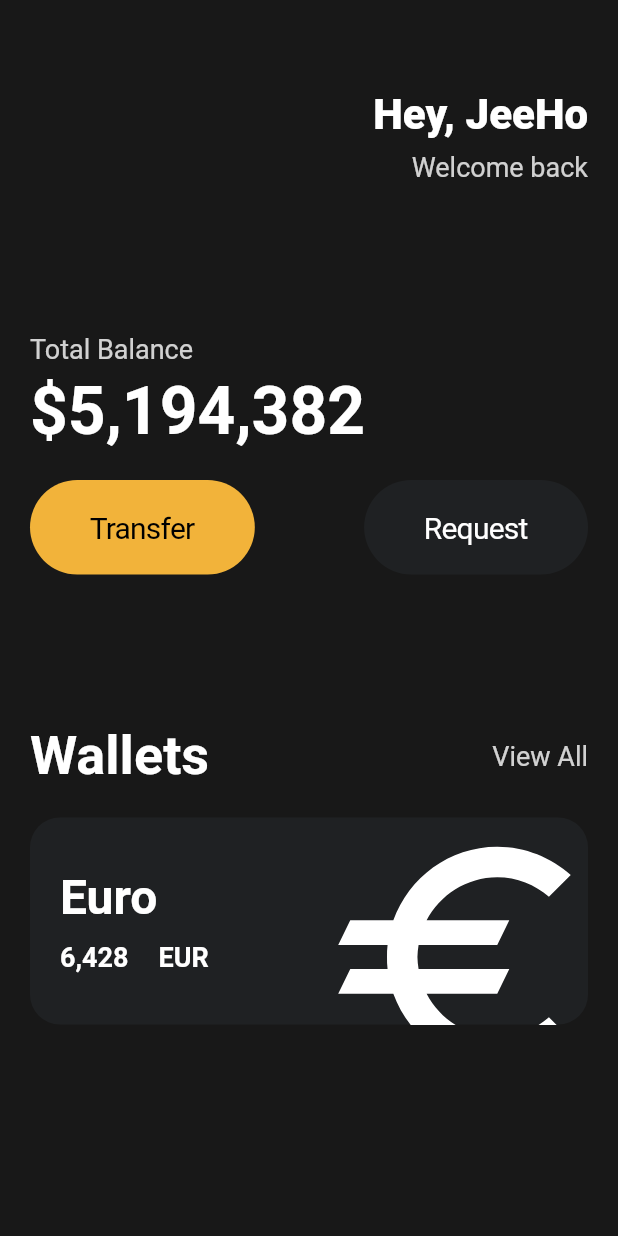
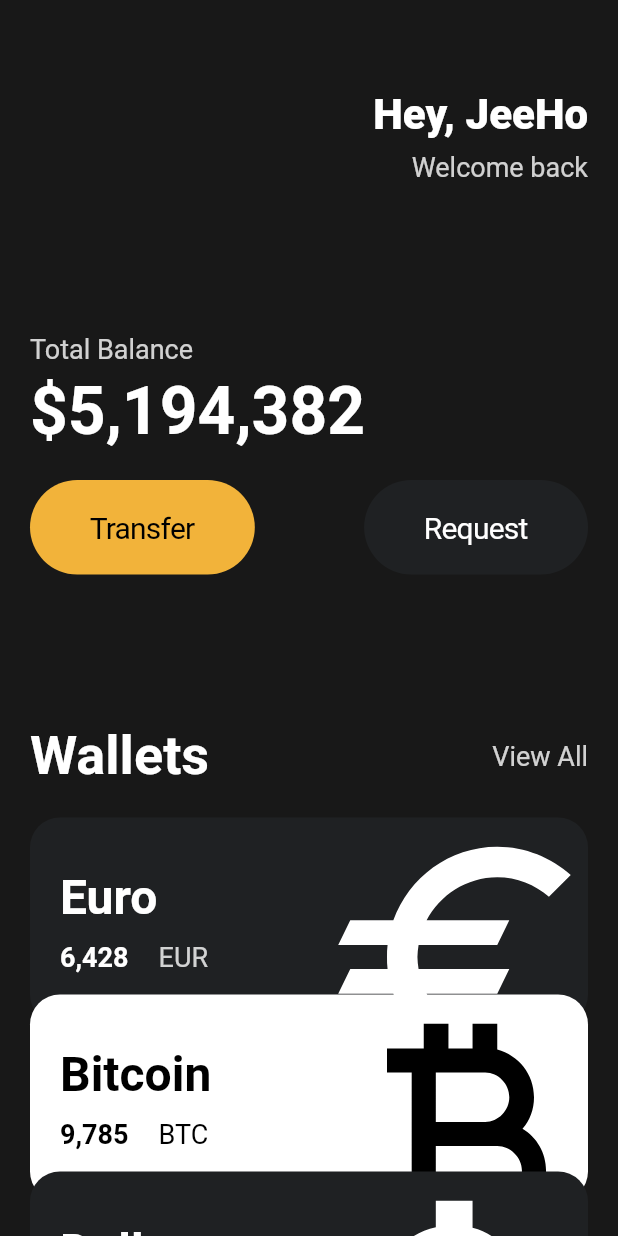
Before and after one commit to frontWeb-dev/flutter, a Flutter app: the screen it shows after launch, on a phone screen of 412 x 824 dp. Run offline on Flutter 3.47's test engine with Material 2 defaults, Android fonts, the phone set to English and light mode, and no system bars.

Commit message:
feat: Reusable Cards.

```diff
--- a/lib/ui_challenge/ui.dart
+++ b/lib/ui_challenge/ui.dart
@@ -7,7 +7,8 @@ class UI extends StatelessWidget {
 
   @override
   Widget build(BuildContext context) {
-    return Padding(
+    return SingleChildScrollView(
+      child: Padding(
         padding: const EdgeInsets.symmetric(horizontal: 20),
         child: Column(
           crossAxisAlignment: CrossAxisAlignment.start,
@@ -99,17 +100,37 @@ class UI extends StatelessWidget {
                 ),
                 const SizedBox(height: 20),
                 const Cards(
-                text: 'Euro',
-                price: '6,428',
-                symbol: 'EUR',
-                bgColor: Color(0xFF1F2123),
-                textColor: Colors.white,
+                  name: 'Euro',
+                  amount: '6,428',
+                  code: 'EUR',
                   icon: Icons.euro,
+                  isInverted: false,
+                ),
+                Transform.translate(
+                  offset: const Offset(0, -20),
+                  child: const Cards(
+                    name: 'Bitcoin',
+                    amount: '9,785',
+                    code: 'BTC',
+                    icon: Icons.currency_bitcoin,
+                    isInverted: true,
+                  ),
+                ),
+                Transform.translate(
+                  offset: const Offset(0, -40),
+                  child: const Cards(
+                    name: 'Dollar',
+                    amount: '428',
+                    code: 'USD',
+                    icon: Icons.attach_money,
+                    isInverted: false,
+                  ),
                 ),
               ],
             ),
           ],
         ),
+      ),
     );
   }
 }
--- a/lib/ui_challenge/widgets/card.dart
+++ b/lib/ui_challenge/widgets/card.dart
@@ -1,22 +1,17 @@
 import 'package:flutter/material.dart';
 
 class Cards extends StatelessWidget {
-  final String text; // euro
-  final String price;
-  final String symbol;
+  final String name, amount, code;
   final IconData icon;
-  final Color bgColor;
-  final Color textColor;
+  final bool isInverted;
 
-  const Cards({
-    super.key,
-    required this.text,
-    required this.price,
-    required this.symbol,
-    required this.icon,
-    required this.bgColor,
-    required this.textColor,
-  });
+  const Cards(
+      {super.key,
+      required this.name,
+      required this.amount,
+      required this.code,
+      required this.icon,
+      required this.isInverted});
 
   @override
   Widget build(BuildContext context) {
@@ -24,7 +19,7 @@ class Cards extends StatelessWidget {
       clipBehavior: Clip.hardEdge, // overflow : hidden
       decoration: BoxDecoration(
         borderRadius: BorderRadius.circular(20),
-        color: bgColor,
+        color: isInverted ? Colors.white : const Color(0xFF1F2123),
       ),
       child: Padding(
         padding: const EdgeInsets.all(20),
@@ -35,9 +30,9 @@ class Cards extends StatelessWidget {
               crossAxisAlignment: CrossAxisAlignment.start,
               children: [
                 Text(
-                  text,
+                  name,
                   style: TextStyle(
-                    color: textColor,
+                    color: isInverted ? Colors.black : Colors.white,
                     fontSize: 32,
                     fontWeight: FontWeight.w600,
                   ),
@@ -46,20 +41,21 @@ class Cards extends StatelessWidget {
                 Row(
                   children: [
                     Text(
-                      price,
+                      amount,
                       style: TextStyle(
-                        color: textColor,
+                        color: isInverted ? Colors.black : Colors.white,
                         fontSize: 18,
                         fontWeight: FontWeight.w600,
                       ),
                     ),
                     const SizedBox(width: 20),
                     Text(
-                      symbol,
+                      code,
                       style: TextStyle(
-                        color: textColor,
+                        color: isInverted
+                            ? Colors.black
+                            : Colors.white.withOpacity(0.8),
                         fontSize: 18,
-                        fontWeight: FontWeight.w600,
                       ),
                     ),
                   ],
@@ -72,7 +68,7 @@ class Cards extends StatelessWidget {
                 offset: const Offset(-8, 12),
                 child: Icon(
                   icon,
-                  color: textColor,
+                  color: isInverted ? Colors.black : Colors.white,
                   size: 98,
                 ),
               ),
```
Lines whose indentation alone changed are shown as unchanged.
